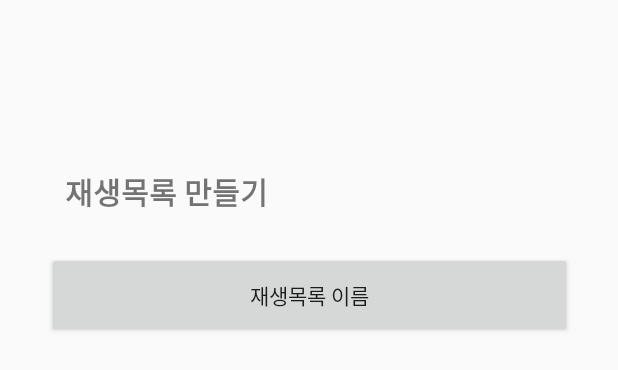
After one commit to FERMATA-Project/android-fermata, an Android app: the layout activity_make_list.xml on its own in the app's theme, with its tools: preview values and no code run, on a phone screen of 412 x 824 dp. The commit adds this screen. Shown: the top 370 px of the screen. Run offline under Robolectric (Android 15) with nearby library versions, the phone set to English and light mode, and no system bars.

Commit message:
activity_add_list

```diff
--- /dev/null
+++ b/app/src/main/res/layout/activity_make_list.xml
@@ -0,0 +1,33 @@
+<?xml version="1.0" encoding="utf-8"?>
+<androidx.constraintlayout.widget.ConstraintLayout xmlns:android="http://schemas.android.com/apk/res/android"
+    xmlns:app="http://schemas.android.com/apk/res-auto"
+    xmlns:tools="http://schemas.android.com/tools"
+    android:layout_width="match_parent"
+    android:layout_height="match_parent">
+
+    <TextView
+        android:id="@+id/textView2"
+        android:layout_width="wrap_content"
+        android:layout_height="wrap_content"
+        android:text="재생목록 만들기"
+        android:textSize="20dp"
+        android:textStyle="bold"
+        app:layout_constraintBottom_toBottomOf="parent"
+        app:layout_constraintHorizontal_bias="0.156"
+        app:layout_constraintLeft_toLeftOf="parent"
+        app:layout_constraintRight_toRightOf="parent"
+        app:layout_constraintTop_toTopOf="parent"
+        app:layout_constraintVertical_bias="0.142" />
+
+    <Button
+        android:id="@+id/button2"
+        android:layout_width="350dp"
+        android:layout_height="57dp"
+        android:text="재생목록 이름"
+        app:layout_constraintBottom_toBottomOf="parent"
+        app:layout_constraintLeft_toLeftOf="parent"
+        app:layout_constraintRight_toRightOf="parent"
+        app:layout_constraintTop_toTopOf="parent"
+        app:layout_constraintHorizontal_bias="0.5"
+        app:layout_constraintVertical_bias="0.219" />
+</androidx.constraintlayout.widget.ConstraintLayout>
```
Also changed, not shown: app/src/main/res/layout/activity_add_list.xml (added, +32 -0 lines), app/src/main/res/layout/fragment_playlist.xml (+54 -4 lines).
